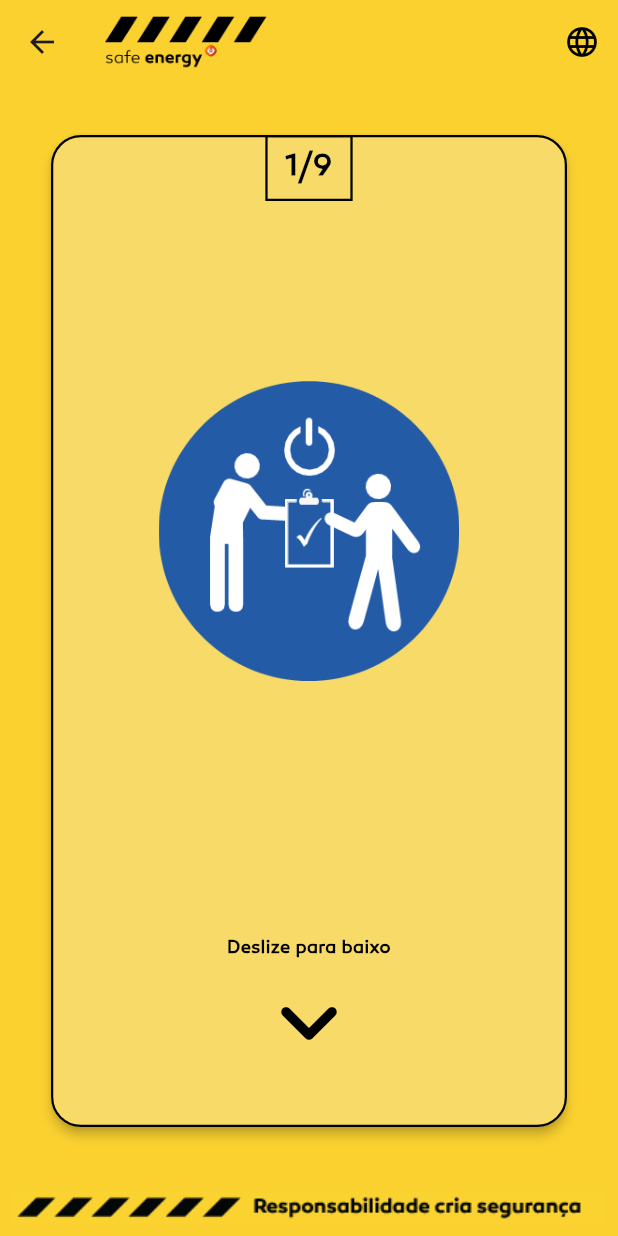
After one commit to migueldosantos1/app_galp, a Flutter app: the screen it shows after launch, after a tap on "Iniciar Quiz", on a phone screen of 412 x 824 dp. The commit adds this screen. Run offline on Flutter 3.47's test engine with Material 3 defaults, Android fonts, the phone set to English and light mode, and no system bars; our stand-ins replace youtube_player_flutter.

Commit message:
criei a página modelo para as páginas do Quiz, pus o widget 'bullet' num file próprio para poder reutilizar e adicionei as checkboxes às Quiz Pages

```diff
--- a/lib/views/pages/home_page.dart
+++ b/lib/views/pages/home_page.dart
@@ -1,4 +1,4 @@
-import 'package:app_galp/views/pages/quiz_page.dart';
+import 'package:app_galp/views/pages/quiz1_page.dart';
 import 'package:app_galp/widgets/appbar_widget.dart';
 import 'package:app_galp/widgets/navbar_widget.dart';
 import 'package:flutter/material.dart';
@@ -113,7 +113,7 @@ class HomePage extends StatelessWidget {
               onPressed: () {
                 Navigator.push(
                   context,
-                  MaterialPageRoute(builder: (context) => const QuizPage()),
+                  MaterialPageRoute(builder: (context) => const QuizPage1()),
                 );
               },
               style: ElevatedButton.styleFrom(
--- /dev/null
+++ b/lib/views/pages/quiz1_page.dart
@@ -0,0 +1,49 @@
+import 'package:app_galp/views/pages/quiz_template_page.dart';
+import 'package:flutter/material.dart';
+
+class QuizPage1 extends StatelessWidget {
+  const QuizPage1({super.key});
+
+  @override
+  Widget build(BuildContext context) {
+    return QuizTemplatePage(
+      questionNumber: 1,
+      totalQuestions: 9,
+      imagePath: 'assets/images/norma1.png',
+      title: 'Corresponda a Regra às suas Ações \n sobre By-pass Controlos de Segurança.',
+      options: [
+        QuizOption(
+          label: "A",
+          index: 0,
+          bullets: [
+            'Eu uso sempre cinto de segurança;',
+            'Eu não excedo o limite de velocidade e reduzo-a de acordo com as condições da via;',
+            'Eu não manuseio o telemóvel ou opero outros dispositivos enquanto conduzo;',
+            'Eu estou apto, repousado e alerta enquanto conduzo;',
+            'Eu sigo os requisitos da norma sobre segurança na condução.',
+          ],
+        ),
+        QuizOption(
+          label: "B",
+          index: 1,
+          bullets: [
+            'Eu confirmo que as fontes de energia estão isoladas;',
+            'Eu confirmo que a atmosfera foi testada e está a ser monitorizada;',
+            'Eu inspeciono e uso o meu equipamento de proteção respiratória quando necessário;',
+            'Eu confirmo que há um vigia;',
+            'Eu confirmo que existe um plano de resgate;',
+            'Eu obtenho autorização prévia para entrar.',
+          ],
+        ),
+        QuizOption(
+          label: "C",
+          index: 2,
+          bullets: [
+            'Eu conheço e uso equipamentos críticos de segurança e procedimentos que se aplicam à minha tarefa;',
+            'Eu obtenho autorização antes de: \n - Desabilitar ou inibir equipamentos de segurança; \n - Divergir de procedimentos; \n - Ultrapassar uma barreira de segurança.',
+          ],
+        ),
+      ],
+    );
+  }
+}
--- /dev/null
+++ b/lib/views/pages/quiz_template_page.dart
@@ -0,0 +1,170 @@
+import 'package:app_galp/widgets/appbar_widget.dart';
+import 'package:app_galp/widgets/bullet_widget.dart';
+import 'package:app_galp/widgets/hero_widget.dart';
+import 'package:app_galp/widgets/navbar_widget.dart';
+import 'package:flutter/material.dart';
+
+class QuizTemplatePage extends StatefulWidget {
+  final int questionNumber;
+  final int totalQuestions;
+  final String imagePath;
+  final String title;
+  final List<QuizOption> options;
+
+  const QuizTemplatePage({
+    super.key,
+    required this.questionNumber,
+    required this.totalQuestions,
+    required this.imagePath,
+    required this.title,
+    required this.options,
+  });
+
+  @override
+  State<QuizTemplatePage> createState() => _QuizTemplateState();
+}
+
+class _QuizTemplateState extends State<QuizTemplatePage> {
+  int? selectedOption;
+
+  @override
+  Widget build(BuildContext context) {
+    return Scaffold(
+      backgroundColor: const Color(0xFFFBD130),
+      appBar: AppbarWidget(),
+      bottomNavigationBar: NavbarWidget(),
+      body: Padding(
+        padding: const EdgeInsets.all(30.0),
+        child: SizedBox.expand(
+          child: Card(
+            color: const Color.fromARGB(255, 247, 218, 104),
+            shape: RoundedRectangleBorder(
+              borderRadius: BorderRadius.circular(20),
+              side: const BorderSide(
+                color: Colors.black,
+                width: 1.5,
+              ),
+            ),
+            elevation: 3,
+            child: SingleChildScrollView(
+              child: Column(
+                children: [
+                  Container(
+                    padding: const EdgeInsets.symmetric(horizontal: 12, vertical: 6),
+                    decoration: BoxDecoration(
+                      border: Border.all(color: Colors.black, width: 1.5),
+                      borderRadius: BorderRadius.circular(0),
+                    ),
+                    child: Text(
+                      '${widget.questionNumber}/${widget.totalQuestions}',
+                      style: const TextStyle(
+                        fontSize: 20,
+                        color: Colors.black,
+                        fontFamily: 'CanaroBook',
+                        fontWeight: FontWeight.bold,
+                      ),
+                      textAlign: TextAlign.center,
+                    ),
+                  ),
+                  const SizedBox(height: 120),
+                  HeroWidget(
+                    heroTag: 'ruleImage_${widget.questionNumber}',
+                    imagePath: widget.imagePath,
+                    height: 200,
+                    fit: BoxFit.cover,
+                  ),
+                  const SizedBox(height: 170),
+                  const Text(
+                    'Deslize para baixo',
+                    style: TextStyle(
+                      fontSize: 12,
+                      color: Colors.black,
+                      fontFamily: 'CanaroBook',
+                      fontWeight: FontWeight.bold,
+                    ),
+                    textAlign: TextAlign.center,
+                  ),
+                  const Icon(
+                    Icons.keyboard_arrow_down_rounded,
+                    size: 80,
+                    color: Colors.black,
+                  ),
+                  const SizedBox(height: 60),
+                  Text(
+                    widget.title,
+                    style: const TextStyle(
+                      fontSize: 16,
+                      color: Colors.black,
+                      fontFamily: 'CanaroBook',
+                      fontWeight: FontWeight.bold,
+                    ),
+                    textAlign: TextAlign.center,
+                  ),
+                  const SizedBox(height: 30),
+                  Padding(
+                    padding: const EdgeInsets.only(left: 16.0, right: 16.0, bottom: 16.0),
+                    child: Column(
+                      crossAxisAlignment: CrossAxisAlignment.start,
+                      children: widget.options.map((option) {
+                        return Padding(
+                          padding: const EdgeInsets.only(bottom: 20.0),
+                          child: Column(
+                            crossAxisAlignment: CrossAxisAlignment.start,
+                            children: [
+                              Row(
+                                mainAxisAlignment: MainAxisAlignment.spaceBetween,
+                                children: [
+                                  Text(
+                                    "${option.label})",
+                                    style: const TextStyle(
+                                      fontSize: 16,
+                                      fontWeight: FontWeight.bold,
+                                      color: Colors.black,
+                                      fontFamily: 'CanaroBook',
+                                    ),
+                                  ),
+                                  Checkbox(
+                                    value: selectedOption == option.index,
+                                    onChanged: (_) {
+                                      setState(() {
+                                        selectedOption = option.index;
+                                      });
+                                    },
+                                    shape: RoundedRectangleBorder(
+                                      borderRadius: BorderRadius.circular(4),
+                                    ),
+                                    side: const BorderSide(color: Colors.black, width: 1.5),
+                                  ),
+                                ],
+                              ),
+                              Column(
+                                crossAxisAlignment: CrossAxisAlignment.start,
+                                children: option.bullets.map((b) => bullet(b)).toList(),
+                              ),
+                            ],
+                          ),
+                        );
+                      }).toList(),
+                    ),
+                  ),
+                ],
+              ),
+            ),
+          ),
+        ),
+      ),
+    );
+  }
+}
+
+class QuizOption {
+  final String label;
+  final int index;
+  final List<String> bullets;
+
+  QuizOption({
+    required this.label,
+    required this.index,
+    required this.bullets,
+  });
+}
--- /dev/null
+++ b/lib/widgets/bullet_widget.dart
@@ -0,0 +1,24 @@
+import 'package:flutter/material.dart';
+
+Widget bullet(String text) {
+    return Row(
+      crossAxisAlignment: CrossAxisAlignment.start,
+      children: [
+        Transform.translate(
+          offset: const Offset(0, 6),
+          child: const Icon(Icons.circle, size: 6, color: Colors.black),
+        ),
+        const SizedBox(width: 6),
+        Expanded(
+          child: Text(
+            text,
+            style: const TextStyle(
+              fontSize: 14,
+              color: Colors.black,
+              fontFamily: 'CanaroBook',
+            ),
+          ),
+        ),
+      ],
+    );
+  }
```
Also changed, not shown: lib/views/pages/quiz_page.dart (deleted, +0 -193 lines).
